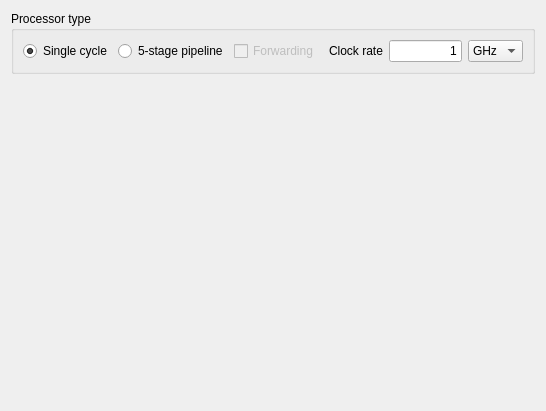
mortbopet/Ripes, file src/processortab.ui: the form before one commit.
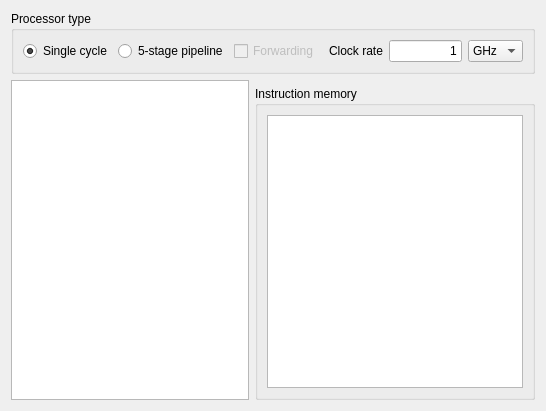
The form after the commit. Custom widgets are drawn as their Qt base class.

The edit to the form file:
```diff
--- a/src/processortab.ui
+++ b/src/processortab.ui
@@ -106,15 +106,62 @@
       </widget>
      </item>
      <item>
-      <widget class="QStackedWidget" name="stackedWidget_2">
-       <widget class="QWidget" name="page_3"/>
-       <widget class="QWidget" name="page_4"/>
-      </widget>
+      <layout class="QHBoxLayout" name="horizontalLayout_2">
+       <item>
+        <widget class="PipelineWidget" name="graphicsView">
+         <property name="sizePolicy">
+          <sizepolicy hsizetype="Expanding" vsizetype="Expanding">
+           <horstretch>1</horstretch>
+           <verstretch>0</verstretch>
+          </sizepolicy>
+         </property>
+        </widget>
+       </item>
+       <item>
+        <layout class="QVBoxLayout" name="verticalLayout">
+         <item>
+          <widget class="RegisterContainerWidget" name="registerContainer" native="true"/>
+         </item>
+         <item>
+          <widget class="QGroupBox" name="groupBox_3">
+           <property name="title">
+            <string>Instruction memory</string>
+           </property>
+           <layout class="QGridLayout" name="gridLayout_3">
+            <item row="0" column="0">
+             <widget class="QTableView" name="tableView">
+              <property name="sizePolicy">
+               <sizepolicy hsizetype="Minimum" vsizetype="Expanding">
+                <horstretch>0</horstretch>
+                <verstretch>0</verstretch>
+               </sizepolicy>
+              </property>
+             </widget>
+            </item>
+           </layout>
+          </widget>
+         </item>
+        </layout>
+       </item>
+      </layout>
      </item>
     </layout>
    </item>
   </layout>
  </widget>
+ <customwidgets>
+  <customwidget>
+   <class>PipelineWidget</class>
+   <extends>QGraphicsView</extends>
+   <header>pipelinewidget.h</header>
+  </customwidget>
+  <customwidget>
+   <class>RegisterContainerWidget</class>
+   <extends>QWidget</extends>
+   <header>registercontainerwidget.h</header>
+   <container>1</container>
+  </customwidget>
+ </customwidgets>
  <resources/>
  <connections/>
 </ui>
```
